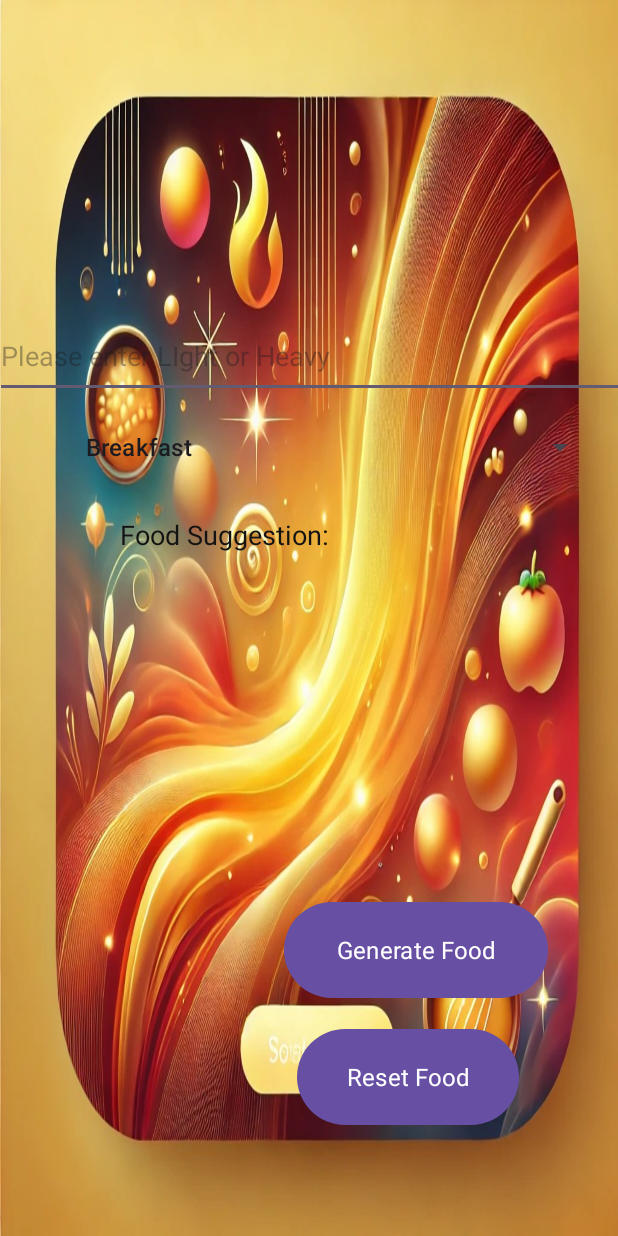
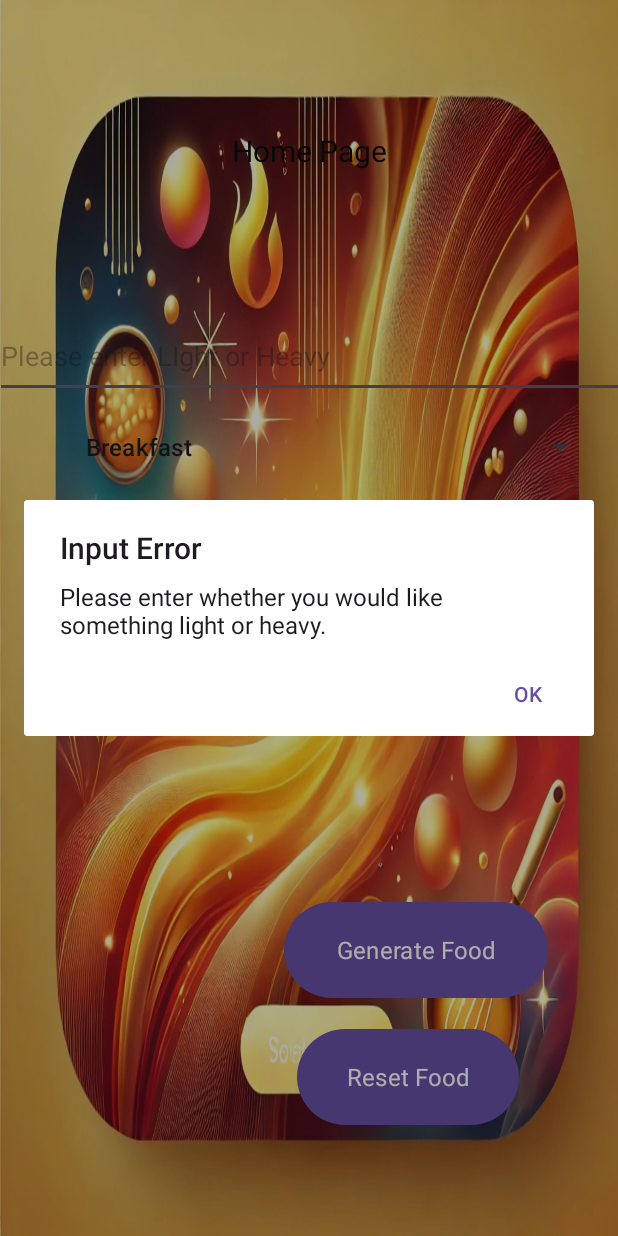
Before and after one commit to ST10489984/ST10489984_assignment1, an Android app: the Home_Page screen opened directly, with no data from a screen before it, after a tap on "Generate Food", on a phone screen of 412 x 824 dp. Run offline under Robolectric (Android 15) with nearby library versions, the phone set to English and light mode, and no system bars; Roboto replaces fonts that are not available here.

Commit message:
Sixth attempt

```diff
--- a/app/src/main/java/za/co/varsitycollege/st10489984/Home_Page.kt
+++ b/app/src/main/java/za/co/varsitycollege/st10489984/Home_Page.kt
@@ -8,6 +8,7 @@ import android.widget.Spinner
 import android.widget.TextView
 import android.widget.Toast
 import androidx.activity.enableEdgeToEdge
+import androidx.appcompat.app.AlertDialog
 import androidx.appcompat.app.AppCompatActivity
 import androidx.core.view.ViewCompat
 import androidx.core.view.WindowInsetsCompat
@@ -36,63 +37,57 @@ class Home_Page : AppCompatActivity() {
 
         val clearFoodButton = findViewById<Button>(R.id.resetFoodButton)
 
-        var time:String
-
-        var food:String
-
         val typeSpinner = findViewById<Spinner>(R.id.typeSpinner)
 
         typeSpinner.adapter=ArrayAdapter<Home_Page.Type>(this,android.R.layout.simple_list_item_1,Type.values())
 
-        var type=typeSpinner.selectedItem as Type
-
-
         clearFoodButton?.setOnClickListener {
             Toast.makeText(this@Home_Page, "Clearing options", Toast.LENGTH_SHORT).show()
-            timeEditText.text.toString()==""
-            foodSuggestionEditText.text.toString()==""
+            timeEditText.text.clear()
+            foodSuggestionEditText.text=""
+        }
+
+        generateFoodButton?.setOnClickListener {
+            Toast.makeText(this@Home_Page, "Generating Food", Toast.LENGTH_SHORT).show()
+            val type = typeSpinner.selectedItem as Type
+            val time = timeEditText.text.toString()
+
+            if (time.isEmpty()) {
+                val builder = AlertDialog.Builder(this)
+                builder.setTitle("Input Error")
+                builder.setMessage("Please enter whether you would like something light or heavy.")
+                builder.setPositiveButton("OK") {
+                    dialog, _ -> dialog.dismiss()
+                }
+                builder.show()
+                return@setOnClickListener
             }
 
 
-//        if (time.isEmpty()) {
-//            val builder = AlertDialog.Builder(this)
-//            builder.setTitle("Input Error")
-//            builder.setMessage("Please enter whether you would like something light or heavy.")
-//            builder.setPositiveButton("OK") {dialog, _ -> dialog.dismiss()       }
-//
-//        }
-
-        generateFoodButton?.setOnClickListener {
-            Toast.makeText(this@Home_Page, "Generating Food", Toast.LENGTH_SHORT).show()
+            val food: String
             when {
-                type == Type.Breakfast && timeEditText.text.toString() == "Light" -> food =
-                    "You may have:\n\n" +
+                type==Type.Breakfast && timeEditText.text.toString()=="Light" -> food = "You may have:\n\n" +
                         "Chocolate-Zucchini Bran Muffin\n" + "Sweet Potatoes with Yogurt, Almond Butter and Pepita Granola\n" +
                         "Blueberry-Banana-Nut Smoothie\n" + "Breakfast Taco\n" + "Focaccia French Toast\n"
 
-                type == Type.Breakfast && timeEditText.text.toString() == "Heavy" -> food =
-                    "You may have:\n\n " +
+                type==Type.Breakfast && timeEditText.text.toString()=="Heavy" -> food = "You may have:\n\n " +
                         "Tomato and Feta Baked Eggs\n" + "Scrambled Eggs with smoked Trout and Crème Fraiche\n" +
                         "Customizable Egg Muffins\n" + "Sweet Potato Breakfast Burritos\n" + "Cornflakes\n"
 
-                type == Type.Lunch && timeEditText.text.toString() == "Light" -> food =
-                    "You may have a:\n\n" + "Chickpea and Lamb Casserole with Preserved Lemon\n" +
+                type==Type.Lunch && timeEditText.text.toString()=="Light" -> food = "You may have a:\n\n" + "Chickpea and Lamb Casserole with Preserved Lemon\n" +
                         "Thai Beef and Sweet Chilli Lettuce Wraps\n" + "Lazenby Worcestershire\n" +
                         "Cheese Sandwich\n" + "Maggi Lazenby Stir Fry\n"
 
-                type == Type.Lunch && timeEditText.text.toString() == "Heavy" -> food =
-                    "You may have:\n\n" +
+                type==Type.Lunch && timeEditText.text.toString()=="Heavy" -> food = "You may have:\n\n" +
                         "Sweet Potato and Peanut curry\n" + "Pepper  Steak Pie\n" + "Fish Pie Mac n Cheese\n" +
                         "Sausage ragu\n" + "Spicy chickpea stew\n"
 
-                type == Type.Dinner && timeEditText.text.toString() == "Light" -> food =
-                    "You may have:\n\n" +
+                type==Type.Dinner && timeEditText.text.toString()=="Light" -> food = "You may have:\n\n" +
                         "Baked Triple Cream Brie, Honey\n" + "Roasted Cauliflower Risotto Pinenuts & Grana Padano\n" +
                         "Gin, Kaffir Lime Cured Salmon, Cucumber & Avocado\n" + "Crispy Pork Belly, Asian Salad & Red Wine Caramel\n" +
                         "Squid Salad, Roast Tomato, Potato & Capsicum Chilli Relish\n"
 
-                type == Type.Dinner && timeEditText.text.toString() == "Heavy" -> food =
-                    "You may have:\n\n" +
+                type==Type.Dinner && timeEditText.text.toString()=="Heavy" -> food = "You may have:\n\n" +
                         "" + "" + "" + "" + ""
             }
         }
--- a/app/src/main/java/za/co/varsitycollege/st10489984/New_User.kt
+++ b/app/src/main/java/za/co/varsitycollege/st10489984/New_User.kt
@@ -24,8 +24,8 @@ class New_User : AppCompatActivity() {
         val newUserButton = findViewById<Button>(R.id.newUserButton)
 
         settingsTextView.text.toString()=="Use the drop down to select whether you want Breakfast, Lunch or Dinner.\n" +
-                "Enter if whether you would like to eat something light or heavy.\n" + "Click on the 'Generate food' button.\n" +
-                ""
+                "Enter if whether you would like to eat something light or heavy.\n" + "Click on the 'Generate food' button to get options.\n" +
+                "Click on the 'Reset food' to clear options."
 
         newUserButton.setOnClickListener() {
             val intent = Intent(this,Home_Page::class.java)
--- a/app/src/main/res/layout/activity_home_page.xml
+++ b/app/src/main/res/layout/activity_home_page.xml
@@ -30,10 +30,10 @@
         android:id="@+id/textView3"
         android:layout_width="wrap_content"
         android:layout_height="wrap_content"
-        android:layout_marginStart="451dp"
-        android:layout_marginTop="16dp"
-        android:layout_marginEnd="449dp"
-        android:layout_marginBottom="1122dp"
+        android:layout_marginStart="142dp"
+        android:layout_marginTop="94dp"
+        android:layout_marginEnd="141dp"
+        android:layout_marginBottom="718dp"
         android:fontFamily="@font/asset"
         android:text="Home Page"
         android:textColor="#0D0C0C"
--- a/app/src/main/res/layout/activity_new_user.xml
+++ b/app/src/main/res/layout/activity_new_user.xml
@@ -12,14 +12,10 @@
         android:id="@+id/textView4"
         android:layout_width="wrap_content"
         android:layout_height="wrap_content"
-        android:layout_marginStart="337dp"
-        android:layout_marginTop="62dp"
-        android:layout_marginEnd="337dp"
-        android:layout_marginBottom="791dp"
         android:fontFamily="@font/asset"
         android:text="New User's Page"
         android:textColor="#1B1A1A"
-        android:textSize="48sp"
+        android:textSize="20sp"
         app:layout_constraintBottom_toBottomOf="parent"
         app:layout_constraintEnd_toEndOf="parent"
         app:layout_constraintStart_toStartOf="parent"
```
Also changed, not shown: app/src/main/java/za/co/varsitycollege/st10489984/MainActivity.kt (+4 -3 lines). Lines whose indentation alone changed are shown as unchanged.
